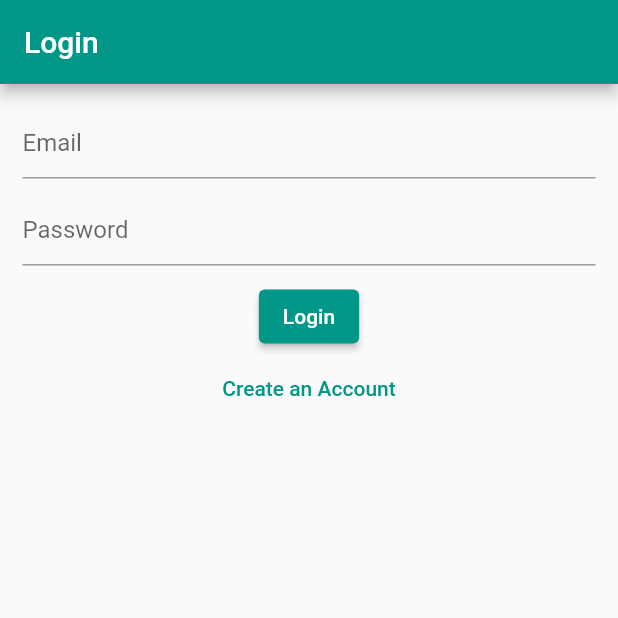
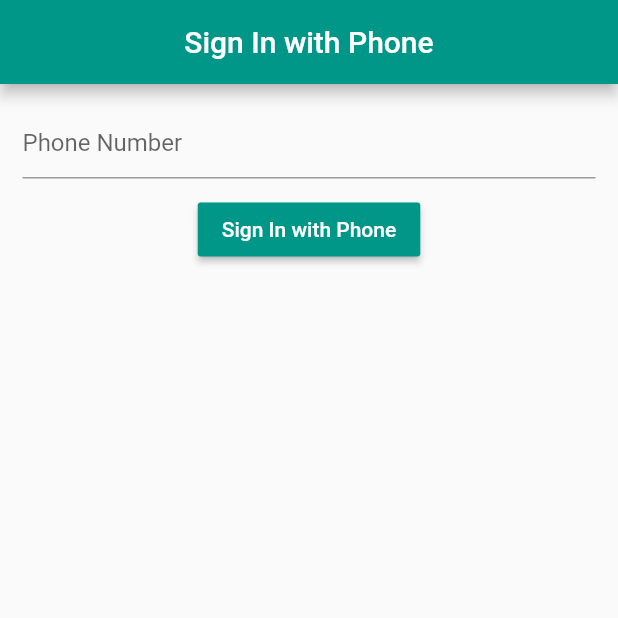
Before and after one commit to aash1r/Firebase_Authentication, a Flutter app: the screen it shows after launch, on a phone screen of 412 x 824 dp, the top half of it. Run offline on Flutter 3.47's test engine with Material 2 defaults, Android fonts, the phone set to English and light mode, and no system bars; our stand-ins replace firebase_auth, firebase_core; accounts and stored records are empty.

Commit message:
Sign In using phone number created

```diff
--- a/lib/main.dart
+++ b/lib/main.dart
@@ -1,8 +1,9 @@
+import 'package:firebase_auth/firebase_auth.dart';
 import 'package:flutter_firebase/firebase_options.dart';
-import 'package:flutter_firebase/screens/email_auth/login_screen.dart';
 import 'package:firebase_core/firebase_core.dart';
 import 'package:flutter/material.dart';
-
+import 'package:flutter_firebase/screens/home_screen.dart';
+import 'package:flutter_firebase/screens/phone_auth/signin_with_phone.dart';
 
 void main() async {
   WidgetsFlutterBinding.ensureInitialized();
@@ -16,9 +17,11 @@ class MyApp extends StatelessWidget {
   // This widget is the root of your appl ication.
   @override
   Widget build(BuildContext context) {
-    return const MaterialApp(
+    return MaterialApp(
       debugShowCheckedModeBanner: false,
-      home: LoginScreen(),
+      home: (FirebaseAuth.instance.currentUser != null)
+          ? const HomeScreen()
+          : const SigninWithPhone(),
     );
   }
 }
--- a/lib/screens/email_auth/login_screen.dart
+++ b/lib/screens/email_auth/login_screen.dart
@@ -21,7 +21,7 @@ class _LoginScreenState extends State<LoginScreen> {
 
     if (email == "" || password == "") {
       var snackbar =
-          const SnackBar(content: Text("Please fill in the required fiels!"));
+          const SnackBar(content: Text("Please fill in the required fields!"));
       ScaffoldMessenger.of(context).showSnackBar(snackbar);
     } else {
       try {
@@ -29,7 +29,9 @@ class _LoginScreenState extends State<LoginScreen> {
             .signInWithEmailAndPassword(email: email, password: password);
         if (userCredential.user != null) {
           // ignore: use_build_context_synchronously
-          Navigator.push(context,
+          Navigator.popUntil(context, (route) => route.isFirst);
+          // ignore: use_build_context_synchronously
+          Navigator.pushReplacement(context,
               MaterialPageRoute(builder: (context) => const HomeScreen()));
         }
       } on FirebaseAuthException catch (e) {
--- /dev/null
+++ b/lib/screens/phone_auth/signin_with_phone.dart
@@ -0,0 +1,74 @@
+// import 'dart:html';
+// import 'dart:js_interop';
+
+import 'package:firebase_auth/firebase_auth.dart';
+import 'package:flutter/material.dart';
+import 'package:flutter_firebase/screens/phone_auth/verify_otp.dart';
+
+class SigninWithPhone extends StatefulWidget {
+  const SigninWithPhone({
+    super.key,
+  });
+
+  @override
+  State<SigninWithPhone> createState() => _SigninWithPhoneState();
+}
+
+class _SigninWithPhoneState extends State<SigninWithPhone> {
+  TextEditingController phonecontroller = TextEditingController();
+
+  void signIn() async {
+    String phone = "+92${phonecontroller.text.trim()}";
+    await FirebaseAuth.instance.verifyPhoneNumber(
+        phoneNumber: phone,
+        codeSent: (verificationId, resendtoken) {
+          Navigator.push(
+              context,
+              MaterialPageRoute(
+                  builder: (context) =>
+                      VerifyOtp(verificationId: verificationId)));
+        },
+        verificationCompleted: (credential) {},
+        verificationFailed: (e) {
+          var snackbar = SnackBar(content: Text(e.code));
+          ScaffoldMessenger.of(context).showSnackBar(snackbar);
+        },
+        codeAutoRetrievalTimeout: (verificationId) {},
+        timeout: const Duration(seconds: 30));
+  }
+
+  @override
+  Widget build(BuildContext context) {
+    return Scaffold(
+      appBar: AppBar(
+        backgroundColor: Colors.teal,
+        automaticallyImplyLeading: false,
+        title: const Center(child: Text("Sign In with Phone")),
+      ),
+      body: Padding(
+        padding: const EdgeInsets.all(15),
+        child: Column(
+          children: [
+            TextField(
+              controller: phonecontroller,
+              decoration: const InputDecoration(hintText: "Phone Number"),
+            ),
+            const SizedBox(
+              height: 10,
+            ),
+            MaterialButton(
+              color: Colors.teal,
+              onPressed: () {
+                signIn();
+              },
+              child: const Text(
+                "Sign In with Phone",
+                style: TextStyle(color: Colors.white),
+              ),
+            )
+          ],
+        ),
+      ),
+    );
+  }
+}
```
Also changed, not shown: lib/screens/home_screen.dart (+33 -3 lines), lib/screens/phone_auth/verify_otp.dart (added, +69 -0 lines).
